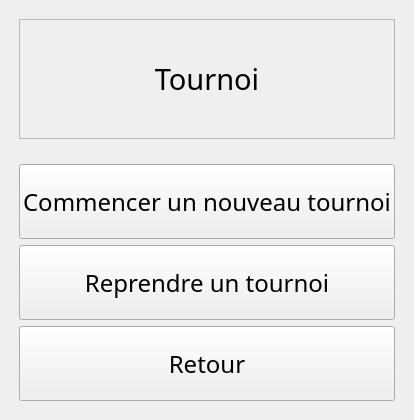
Before: the Qt Designer form views/qt_ux/tournament.ui in Gremy44/P4_repository, drawn with Qt 5.
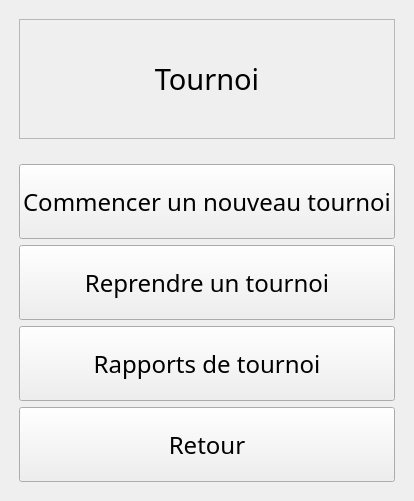
After: the same form once the commit is applied.

```diff
--- a/views/qt_ux/tournament.ui
+++ b/views/qt_ux/tournament.ui
@@ -7,7 +7,7 @@
     <x>0</x>
     <y>0</y>
     <width>400</width>
-    <height>400</height>
+    <height>501</height>
    </rect>
   </property>
   <property name="windowTitle">
@@ -134,6 +134,31 @@
         </property>
        </widget>
       </item>
+      <item>
+       <widget class="QPushButton" name="reports">
+        <property name="sizePolicy">
+         <sizepolicy hsizetype="Minimum" vsizetype="Minimum">
+          <horstretch>0</horstretch>
+          <verstretch>0</verstretch>
+         </sizepolicy>
+        </property>
+        <property name="minimumSize">
+         <size>
+          <width>0</width>
+          <height>75</height>
+         </size>
+        </property>
+        <property name="font">
+         <font>
+          <family>Segoe UI Light</family>
+          <pointsize>18</pointsize>
+         </font>
+        </property>
+        <property name="text">
+         <string>Rapports de tournoi</string>
+        </property>
+       </widget>
+      </item>
       <item>
        <widget class="QPushButton" name="back">
         <property name="sizePolicy">
@@ -150,7 +175,7 @@
         </property>
         <property name="font">
          <font>
-          <family>Noto Sans Light</family>
+          <family>Segoe UI Light</family>
           <pointsize>18</pointsize>
          </font>
         </property>
```
Left out of the diff: 4 changed lines with no effect on the pictures.
